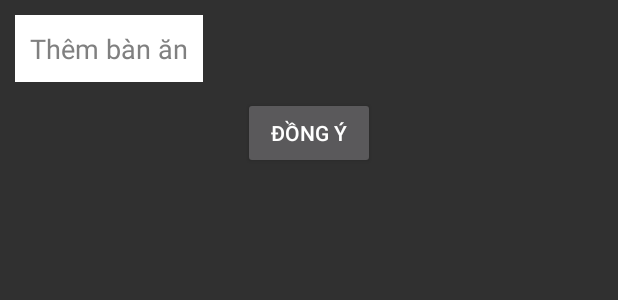
After one commit to hoinguyenpr/UITCoffeeAPP, an Android app: the layout layout_add_table.xml on its own in the app's theme, with its tools: preview values and no code run, on a phone screen of 412 x 824 dp. The commit adds this screen. Shown: the top 300 px of the screen. Run offline under Robolectric (Android 15) with nearby library versions, the phone set to English and light mode, and no system bars.

Commit message:
ngay 30/5

```diff
--- a/app/src/main/AndroidManifest.xml
+++ b/app/src/main/AndroidManifest.xml
@@ -23,6 +23,12 @@
         <activity android:name=".Activity.HomepageActivity">
         </activity>
 
+        <activity android:name=".Activity.Activity_Add_Table"
+            android:theme="@style/popupActivity"
+            >
+        </activity>
+
+
     </application>
 
 </manifest>
--- a/app/src/main/java/com/hoinguyen/uitcoffeeapp/Database/CreateDatabase.java
+++ b/app/src/main/java/com/hoinguyen/uitcoffeeapp/Database/CreateDatabase.java
@@ -63,12 +63,17 @@ public class CreateDatabase extends SQLiteOpenHelper {
     //Create table Table
     public static String TB_table = "t_table";
     public static String TB_table_tableid = "table_id";
+    public static String TB_table_tablename = "table_name";
     public static String TB_table_status = "status";
     public static String TB_table_storeid = "store_id";
 
     public CreateDatabase(Context context) {
         super(context, "nhom5UIT.db", null, 1);
     }
+
+    /*
+    * Create table Order
+    * */
     String sqlOrder = "CREATE TABLE " + TB_order + " ( " +
             TB_order_orderid + " INTEGER PRIMARY KEY AUTOINCREMENT, " +
             TB_order_emid + " INTEGER, " +
@@ -117,6 +122,7 @@ public class CreateDatabase extends SQLiteOpenHelper {
 
     String sqlTable = "CREATE TABLE " + TB_table + " ( " +
             TB_table_tableid + " INTEGER PRIMARY KEY AUTOINCREMENT, " +
+            TB_table_tablename + " TEXT, " +
             TB_table_storeid + " INTEGER, " +
             TB_table_status + " INTEGER )";
     @Override
--- /dev/null
+++ b/app/src/main/res/layout/layout_add_table.xml
@@ -0,0 +1,27 @@
+<?xml version="1.0" encoding="utf-8"?>
+<LinearLayout xmlns:android="http://schemas.android.com/apk/res/android"
+    android:orientation="vertical" android:layout_width="match_parent"
+    android:layout_height="match_parent"
+    >
+
+    <EditText
+        android:id="@+id/edTableName"
+        android:layout_width="wrap_content"
+        android:layout_height="wrap_content"
+        android:background="@color/colorWhite"
+        android:padding="@dimen/size10dp"
+        android:layout_margin="@dimen/size10dp"
+        android:textColor="@color/colorGray"
+        android:hint="@string/addtable"
+        android:textColorHint="@color/colorGray"
+        />
+
+    <Button
+        android:id="@+id/btnAcceptAddTable"
+        android:layout_width="wrap_content"
+        android:layout_height="wrap_content"
+        android:text="@string/yes"
+        android:layout_gravity="center"
+        />
+
+</LinearLayout>
--- a/app/src/main/res/layout/layout_homepage.xml
+++ b/app/src/main/res/layout/layout_homepage.xml
@@ -20,6 +20,7 @@
         </androidx.appcompat.widget.Toolbar>
 
         <FrameLayout
+            android:id="@+id/content"
             android:layout_width="match_parent"
             android:layout_height="match_parent">
         </FrameLayout>
--- a/app/src/main/res/menu/menu_navigation.xml
+++ b/app/src/main/res/menu/menu_navigation.xml
@@ -4,6 +4,7 @@
         android:checkableBehavior="single"
         >
     <item
+        android:id="@+id/itHomepage"
         android:title="@string/homepage"
         android:icon="@drawable/home_48px"
         android:checked="true"/>
--- a/app/src/main/res/values/strings.xml
+++ b/app/src/main/res/values/strings.xml
@@ -23,5 +23,10 @@
     <string name="statiscal">Thống kê</string>
     <string name="setting">Cài đặt</string>
     <string name="open">Mở</string>
-    <string name="close">đóng</string>
+    <string name="close">Đóng</string>
+    <string name="addtable">Thêm bàn ăn</string>
+    <string name="tablename">Tên bàn ăn</string>
+    <string name="yes">Đồng ý</string>
+    <string name="exit">Thoát</string>
+    <string name="failinfo">Nhập sai thông tin</string>
 </resources>
--- a/app/src/main/res/values/styles.xml
+++ b/app/src/main/res/values/styles.xml
@@ -8,4 +8,7 @@
         <item name="colorAccent">@color/colorAccent</item>
     </style>
 
+    <style name="popupActivity" parent="Theme.AppCompat.Dialog">
+    </style>
+
 </resources>
```
Also changed, not shown: app/src/main/java/com/hoinguyen/uitcoffeeapp/Activity/Activity_Add_Table.java (added, +55 -0 lines), app/src/main/java/com/hoinguyen/uitcoffeeapp/Activity/HomepageActivity.java (+27 -1 lines), app/src/main/java/com/hoinguyen/uitcoffeeapp/DAO/TableDAO.java (added, +29 -0 lines), app/src/main/java/com/hoinguyen/uitcoffeeapp/DTO/TableDTO.java (added, +38 -0 lines), app/src/main/java/com/hoinguyen/uitcoffeeapp/FragmentApp/ShowTableFragment.java (added, +67 -0 lines), app/src/main/res/layout/layout_show_table.xml (added, +8 -0 lines), app/src/main/res/menu/menu_item.xml (added, +7 -0 lines), app/src/main/res/drawable/table_free.png (added).
